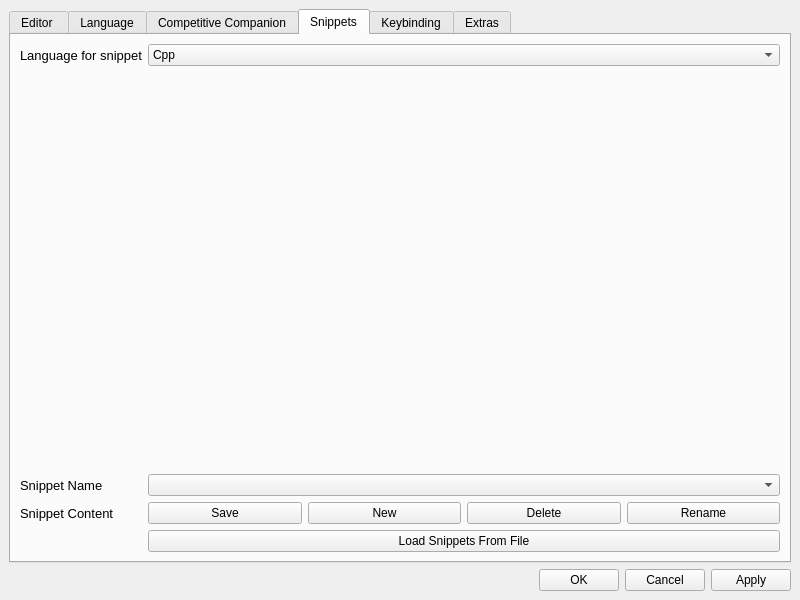
This is ui/preferencewindow.ui in cpeditor/cpeditor as Qt 5 draws it before an edit. The edited form follows.
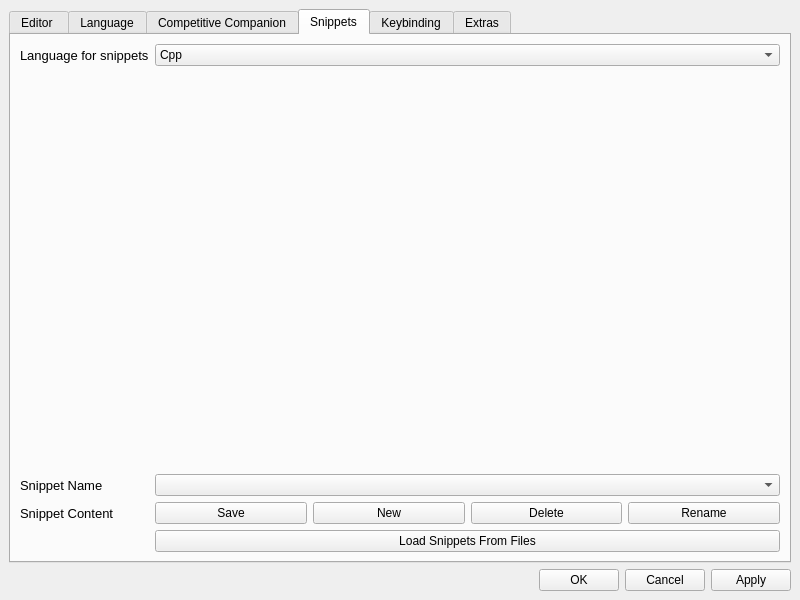
This is the edited form.

Commit message: feat(snippets): add shortcuts

```diff
--- a/ui/preferencewindow.ui
+++ b/ui/preferencewindow.ui
@@ -526,7 +526,7 @@
                </font>
               </property>
               <property name="text">
-               <string>Language for snippet</string>
+               <string>Language for snippets</string>
               </property>
              </widget>
             </item>
@@ -623,7 +623,7 @@
             <item row="4" column="1">
              <widget class="QPushButton" name="load_snippets_from_file">
               <property name="text">
-               <string>Load Snippets From File</string>
+               <string>Load Snippets From Files</string>
               </property>
              </widget>
             </item>
```
Left out of the diff: 12 changed lines with no effect on the pictures.
